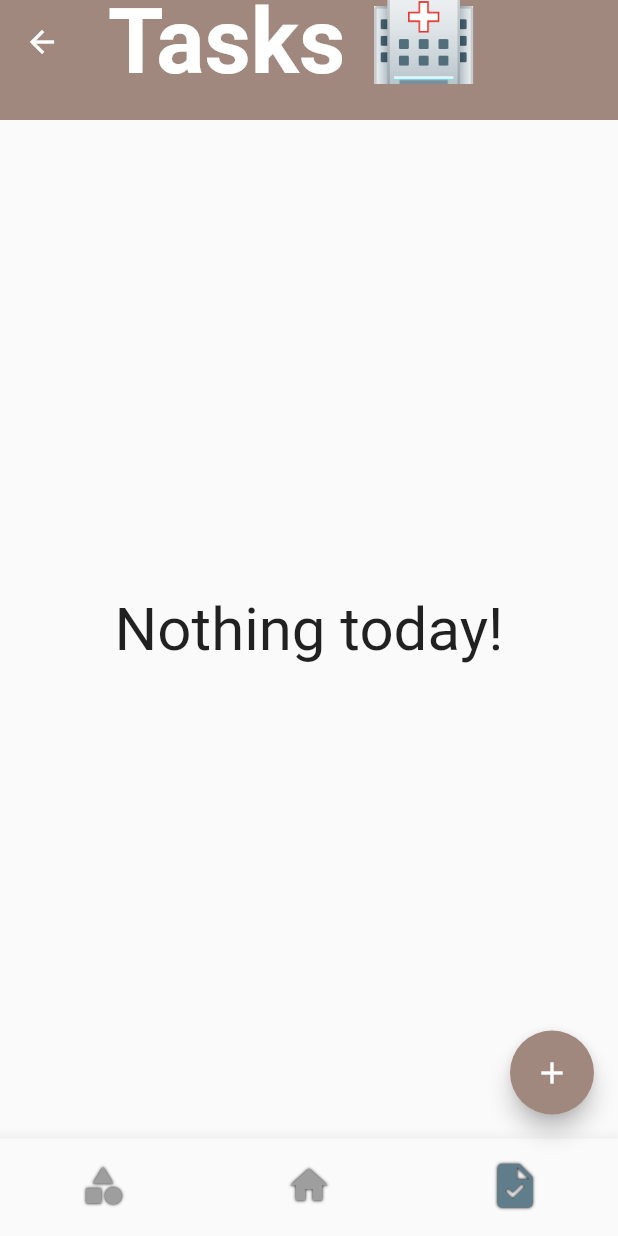
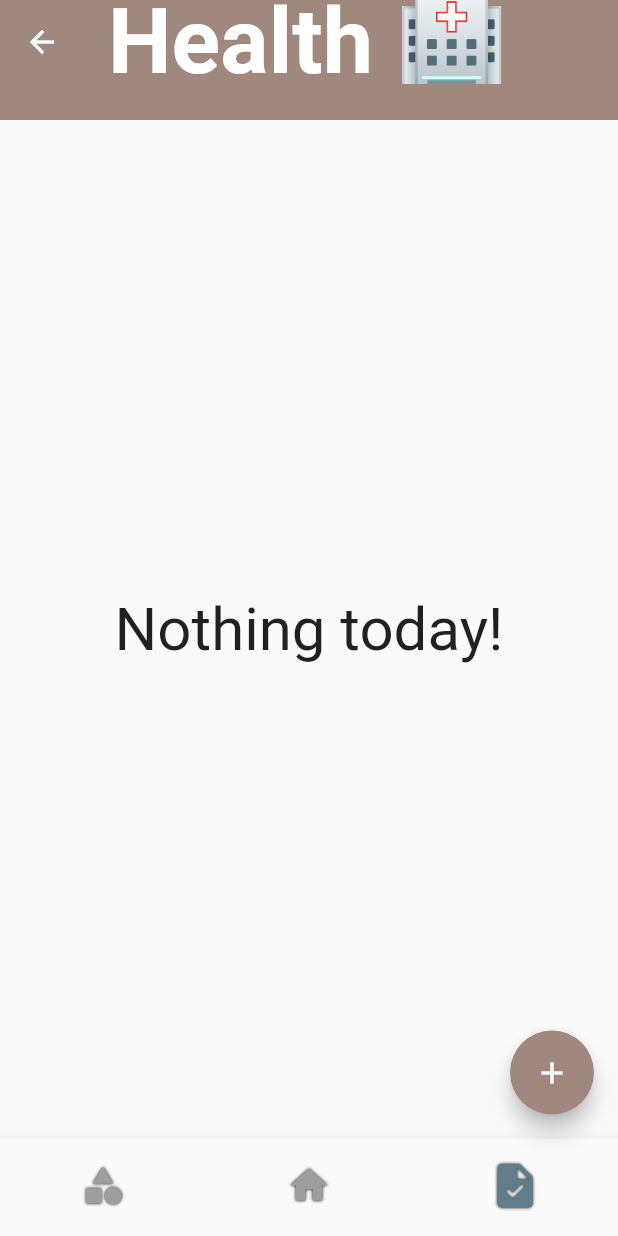
Before and after one commit to bujosa/poloris, a Flutter app: the CategoryTaskPage screen opened by its route, on a phone screen of 412 x 824 dp. Run offline on Flutter 3.47's test engine with Material 2 defaults, Android fonts, the phone set to English and light mode, and no system bars; our stand-ins replace shared_preferences; accounts and stored records are empty.

Commit message:
feat(pages): refactor category task page title

```diff
--- a/lib/presentation/pages/category/category_task_page.dart
+++ b/lib/presentation/pages/category/category_task_page.dart
@@ -6,6 +6,7 @@ import 'package:poloris/presentation/widgets/tasks/task_tile.dart';
 import 'package:poloris/shared/enum/category_enum.dart';
 import 'package:poloris/shared/providers/task_provider.dart';
 import 'package:poloris/shared/utils/category_map.dart';
+import 'package:poloris/shared/utils/capitalize.dart';
 import 'package:provider/provider.dart';
 
 class CategoryTaskPage extends StatefulWidget {
@@ -24,8 +25,10 @@ class _CategoryTaskPageState extends State<CategoryTaskPage> {
 
     return Scaffold(
         appBar: AppBarWidget(
-          title: 'Tasks ${categoryMapEmoji[widget.category]!}',
+          title:
+              '${widget.category.name.capitalize()} ${categoryMapEmoji[widget.category]!}',
           disableIcon: true,
+          fontSize: categoryMapFontsize[widget.category]!,
         ),
         body: taskProvider.getTaskByCategory.isEmpty
             ? const NothingTodayWidget()
--- a/lib/presentation/widgets/app_bar.dart
+++ b/lib/presentation/widgets/app_bar.dart
@@ -22,9 +22,10 @@ class AppBarWidget extends StatelessWidget implements PreferredSizeWidget {
           title: Row(
             children: <Widget>[
               FittedBox(
-                fit: BoxFit.scaleDown,
+                fit: BoxFit.fitWidth,
                 child: Text(
                   title,
+                  overflow: TextOverflow.ellipsis,
                   style: TextStyle(
                       color: Colors.white,
                       fontWeight: FontWeight.bold,
--- a/lib/shared/utils/category_map.dart
+++ b/lib/shared/utils/category_map.dart
@@ -17,3 +17,10 @@ const Map<CategoryEnum, String> categoryMapEmoji = {
   CategoryEnum.study: '📚',
   CategoryEnum.work: '👨‍💻'
 };
+
+const Map<CategoryEnum, double> categoryMapFontsize = {
+  CategoryEnum.health: 60,
+  CategoryEnum.personal: 50,
+  CategoryEnum.study: 60,
+  CategoryEnum.work: 60
+};
```
